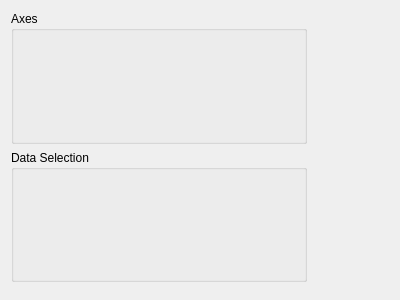
This is SciDataTool/GUI/WAxisManager/WAxisManager.ui in Eomys/SciDataTool as Qt 5 draws it before an edit. The edited form follows.
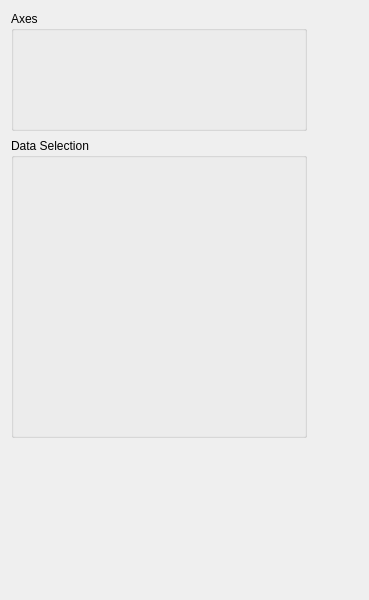
This is the edited form. Custom widgets are drawn as their Qt base class.

Commit message: [NF] : Generating the DataSelection GroupBox according to the axis selected by the user

```diff
--- a/SciDataTool/GUI/WAxisManager/WAxisManager.ui
+++ b/SciDataTool/GUI/WAxisManager/WAxisManager.ui
@@ -6,30 +6,73 @@
    <rect>
     <x>0</x>
     <y>0</y>
-    <width>400</width>
-    <height>300</height>
+    <width>369</width>
+    <height>600</height>
    </rect>
   </property>
   <property name="windowTitle">
    <string>WAxisManager</string>
   </property>
-  <widget class="QWidget" name="layoutWidget">
+  <widget class="QGroupBox" name="g_data_extract">
    <property name="geometry">
     <rect>
      <x>11</x>
-     <y>11</y>
-     <width>301</width>
+     <y>138</y>
+     <width>296</width>
+     <height>300</height>
+    </rect>
+   </property>
+   <property name="sizePolicy">
+    <sizepolicy hsizetype="MinimumExpanding" vsizetype="MinimumExpanding">
+     <horstretch>0</horstretch>
+     <verstretch>0</verstretch>
+    </sizepolicy>
+   </property>
+   <property name="minimumSize">
+    <size>
+     <width>0</width>
+     <height>300</height>
+    </size>
+   </property>
+   <property name="maximumSize">
+    <size>
+     <width>296</width>
+     <height>16777215</height>
+    </size>
+   </property>
+   <property name="title">
+    <string>Data Selection</string>
+   </property>
+   <widget class="QWidget" name="verticalLayoutWidget">
+    <property name="geometry">
+     <rect>
+      <x>10</x>
+      <y>20</y>
+      <width>281</width>
      <height>271</height>
     </rect>
    </property>
-   <layout class="QVBoxLayout" name="lay_main">
+    <layout class="QVBoxLayout" name="lay_data_extract">
+     <property name="spacing">
+      <number>2</number>
+     </property>
     <property name="sizeConstraint">
      <enum>QLayout::SetDefaultConstraint</enum>
     </property>
-    <item>
+    </layout>
+   </widget>
+  </widget>
      <widget class="QGroupBox" name="g_axes">
+   <property name="geometry">
+    <rect>
+     <x>11</x>
+     <y>11</y>
+     <width>296</width>
+     <height>120</height>
+    </rect>
+   </property>
       <property name="sizePolicy">
-       <sizepolicy hsizetype="MinimumExpanding" vsizetype="MinimumExpanding">
+    <sizepolicy hsizetype="MinimumExpanding" vsizetype="Minimum">
         <horstretch>0</horstretch>
         <verstretch>0</verstretch>
        </sizepolicy>
@@ -37,7 +80,7 @@
       <property name="minimumSize">
        <size>
         <width>0</width>
-        <height>0</height>
+     <height>120</height>
        </size>
       </property>
       <property name="maximumSize">
@@ -52,41 +95,33 @@
       <widget class="QWidget" name="layoutWidget">
        <property name="geometry">
         <rect>
-         <x>11</x>
-         <y>21</y>
+      <x>10</x>
+      <y>20</y>
          <width>281</width>
-         <height>109</height>
+      <height>91</height>
         </rect>
        </property>
        <layout class="QVBoxLayout" name="lay_axes">
         <item>
          <widget class="WAxisSelector" name="w_axis_1" native="true">
+       <property name="sizePolicy">
+        <sizepolicy hsizetype="Preferred" vsizetype="MinimumExpanding">
+         <horstretch>0</horstretch>
+         <verstretch>0</verstretch>
+        </sizepolicy>
+       </property>
           <property name="minimumSize">
            <size>
             <width>0</width>
-            <height>50</height>
+         <height>30</height>
            </size>
           </property>
          </widget>
         </item>
         <item>
          <widget class="WAxisSelector" name="w_axis_2" native="true">
-          <property name="minimumSize">
-           <size>
-            <width>0</width>
-            <height>50</height>
-           </size>
-          </property>
-         </widget>
-        </item>
-       </layout>
-      </widget>
-     </widget>
-    </item>
-    <item>
-     <widget class="QGroupBox" name="g_data_extract">
       <property name="sizePolicy">
-       <sizepolicy hsizetype="MinimumExpanding" vsizetype="MinimumExpanding">
+        <sizepolicy hsizetype="Preferred" vsizetype="MinimumExpanding">
         <horstretch>0</horstretch>
         <verstretch>0</verstretch>
        </sizepolicy>
@@ -94,32 +129,13 @@
       <property name="minimumSize">
        <size>
         <width>0</width>
-        <height>0</height>
-       </size>
-      </property>
-      <property name="maximumSize">
-       <size>
-        <width>296</width>
-        <height>16777215</height>
-       </size>
-      </property>
-      <property name="title">
-       <string>Data Selection</string>
-      </property>
-      <widget class="QWidget" name="verticalLayoutWidget">
-       <property name="geometry">
-        <rect>
-         <x>19</x>
-         <y>19</y>
-         <width>271</width>
-         <height>101</height>
-        </rect>
-       </property>
-       <layout class="QVBoxLayout" name="lay_data_extract"/>
-      </widget>
+         <height>30</height>
+        </size>
+       </property>
      </widget>
     </item>
    </layout>
+   </widget>
   </widget>
  </widget>
  <customwidgets>
```
Lines whose indentation alone changed are shown as unchanged. The commit also changes 8 other files.
